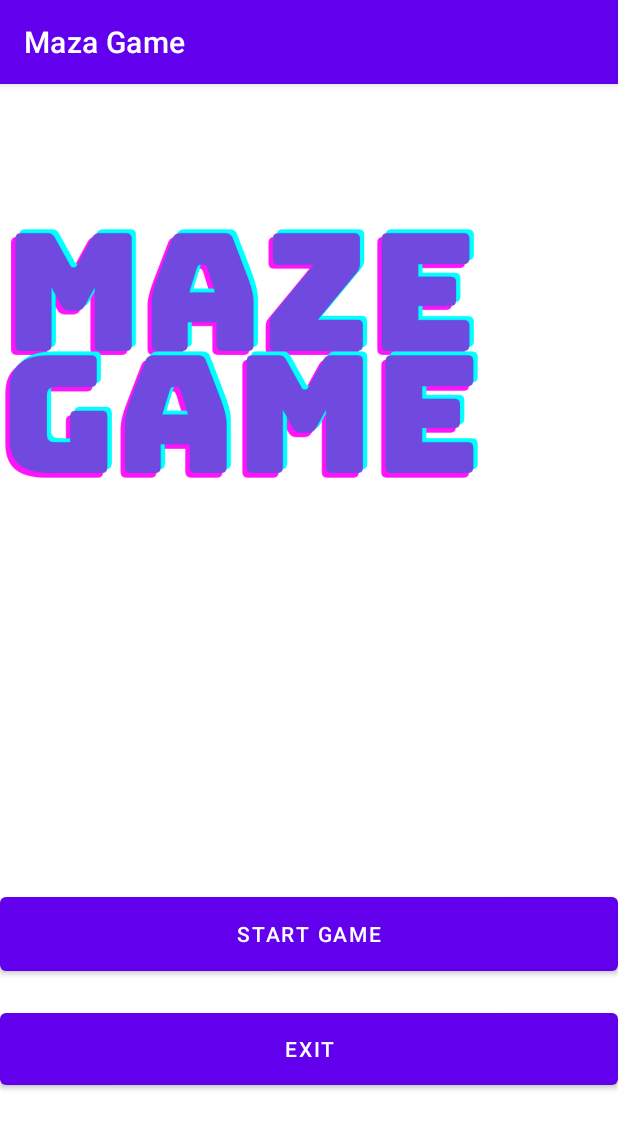
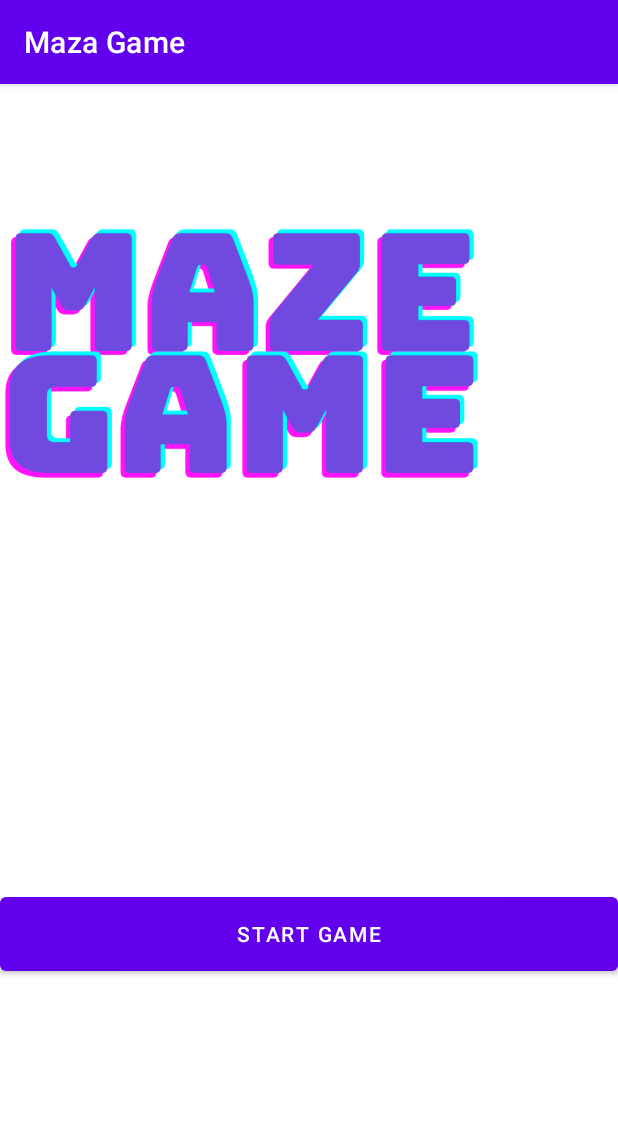
Before and after one commit to clodoaldo-favaro/Labirinto, an Android app: the screen it shows after launch (Menu), on a phone screen of 412 x 824 dp. Shown: the top 1129 px of the screen. Run offline under Robolectric (Android 15) with nearby library versions, the phone set to English and light mode, and no system bars.

Commit message:
Remove botao exit.

```diff
--- a/app/src/main/res/layout/menu.xml
+++ b/app/src/main/res/layout/menu.xml
@@ -25,15 +25,4 @@
         app:layout_constraintStart_toStartOf="parent"
         app:layout_constraintTop_toTopOf="parent" />
 
-    <Button
-        android:id="@+id/button_quit"
-        android:layout_width="0dp"
-        android:layout_height="60dp"
-        android:layout_marginTop="16dp"
-        android:text="Exit"
-        app:layout_constraintEnd_toEndOf="parent"
-        app:layout_constraintHorizontal_bias="1.0"
-        app:layout_constraintStart_toStartOf="parent"
-        app:layout_constraintTop_toBottomOf="@+id/button_start" />
-
 </androidx.constraintlayout.widget.ConstraintLayout>
```
